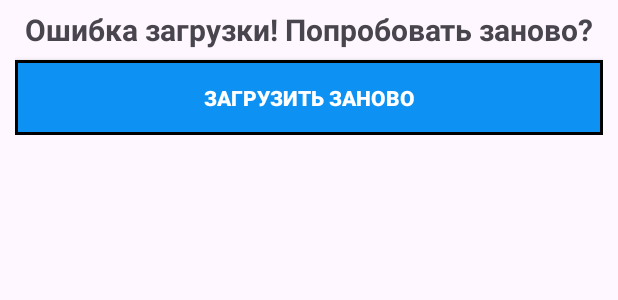
After one commit to nepavellab/Techno-Home-Task-2, an Android app: the layout reload_fragment.xml on its own in the app's theme, with its tools: preview values and no code run, on a phone screen of 412 x 824 dp. The commit adds this screen. Shown: the top 300 px of the screen. Run offline under Robolectric (Android 15) with nearby library versions, the phone set to English and light mode, and no system bars.

Commit message:
Исправить ошибку добавления фрагмента. Сделать кэширование. Улучшить дизайн. Исправить ошибку при перевороте экрана

```diff
--- a/app/src/main/java/com/example/pictureapp/data/PictureResponse.kt
+++ b/app/src/main/java/com/example/pictureapp/server/PictureResponse.kt
@@ -1,4 +1,4 @@
-package com.example.pictureapp.data
+package com.example.pictureapp.server
 
 data class PictureResponse (
     val message: String,
--- /dev/null
+++ b/app/src/main/res/drawable/button_background.xml
@@ -0,0 +1,10 @@
+<?xml version="1.0" encoding="utf-8"?>
+<selector xmlns:android="http://schemas.android.com/apk/res/android">
+    <item>
+        <shape android:shape="rectangle">
+            <solid android:color="@color/sky_blue"/>
+            <stroke android:width="2dp"
+                android:color="@color/black"/>
+        </shape>
+    </item>
+</selector>
--- a/app/src/main/res/layout/media_item.xml
+++ b/app/src/main/res/layout/media_item.xml
@@ -1,12 +1,13 @@
 <?xml version="1.0" encoding="utf-8"?>
 <androidx.constraintlayout.widget.ConstraintLayout xmlns:android="http://schemas.android.com/apk/res/android"
     android:layout_width="match_parent"
+    android:layout_margin="3dp"
     android:layout_height="wrap_content">
 
     <ImageView
         android:id="@+id/ivMedia"
         android:layout_width="match_parent"
         android:layout_height="match_parent"
-        android:scaleType="fitCenter"/>
+        android:scaleType="centerCrop"/>
 
 </androidx.constraintlayout.widget.ConstraintLayout>
--- /dev/null
+++ b/app/src/main/res/layout/reload_fragment.xml
@@ -0,0 +1,33 @@
+<?xml version="1.0" encoding="utf-8"?>
+<androidx.constraintlayout.widget.ConstraintLayout xmlns:android="http://schemas.android.com/apk/res/android"
+    android:layout_width="match_parent"
+    android:layout_height="wrap_content"
+    android:layout_marginStart="10dp"
+    android:layout_marginEnd="10dp"
+    xmlns:app="http://schemas.android.com/apk/res-auto">
+
+    <TextView
+        android:id="@+id/tvErrorMessage"
+        android:layout_width="match_parent"
+        android:layout_height="40dp"
+        android:textStyle="bold"
+        android:textSize="20sp"
+        android:gravity="center"
+        android:text="@string/loadErrorMessage"
+        app:layout_constraintStart_toStartOf="parent"
+        app:layout_constraintEnd_toEndOf="parent"
+        app:layout_constraintBottom_toTopOf="@id/btnReload"/>
+
+    <androidx.appcompat.widget.AppCompatButton
+        android:id="@+id/btnReload"
+        android:layout_width="match_parent"
+        android:layout_height="50dp"
+        android:text="@string/reload"
+        android:textStyle="bold"
+        android:textColor="@color/white"
+        android:background="@drawable/button_background"
+        app:layout_constraintStart_toStartOf="parent"
+        app:layout_constraintEnd_toEndOf="parent"
+        app:layout_constraintBottom_toBottomOf="parent"/>
+
+</androidx.constraintlayout.widget.ConstraintLayout>
--- a/app/src/main/res/values/colors.xml
+++ b/app/src/main/res/values/colors.xml
@@ -2,4 +2,5 @@
 <resources>
     <color name="black">#FF000000</color>
     <color name="white">#FFFFFFFF</color>
+    <color name="sky_blue">#0D92F4</color>
 </resources>
--- a/app/src/main/res/values/strings.xml
+++ b/app/src/main/res/values/strings.xml
@@ -1,3 +1,5 @@
 <resources>
     <string name="app_name">PictureApp</string>
+    <string name="reload">Загрузить заново</string>
+    <string name="loadErrorMessage">Ошибка загрузки! Попробовать заново?</string>
 </resources>
```
Also changed, not shown: app/src/main/java/com/example/pictureapp/recycler/PictureAdapter.kt (+11 -5 lines), app/src/main/java/com/example/pictureapp/server/PictureRepository.kt (+0 -8 lines), app/src/main/java/com/example/pictureapp/server/Service.kt (added, +9 -0 lines), app/src/main/java/com/example/pictureapp/ui/MainActivity.kt (+4 -5 lines), app/src/main/java/com/example/pictureapp/ui/MainFragment.kt (+38 -1 lines), app/src/main/java/com/example/pictureapp/ui/ReloadFragment.kt (added, +28 -0 lines), app/src/main/java/com/example/pictureapp/viewmodel/PictureViewModel.kt (+16 -4 lines), app/src/main/res/layout/fragment_main.xml (+12 -1 lines).
